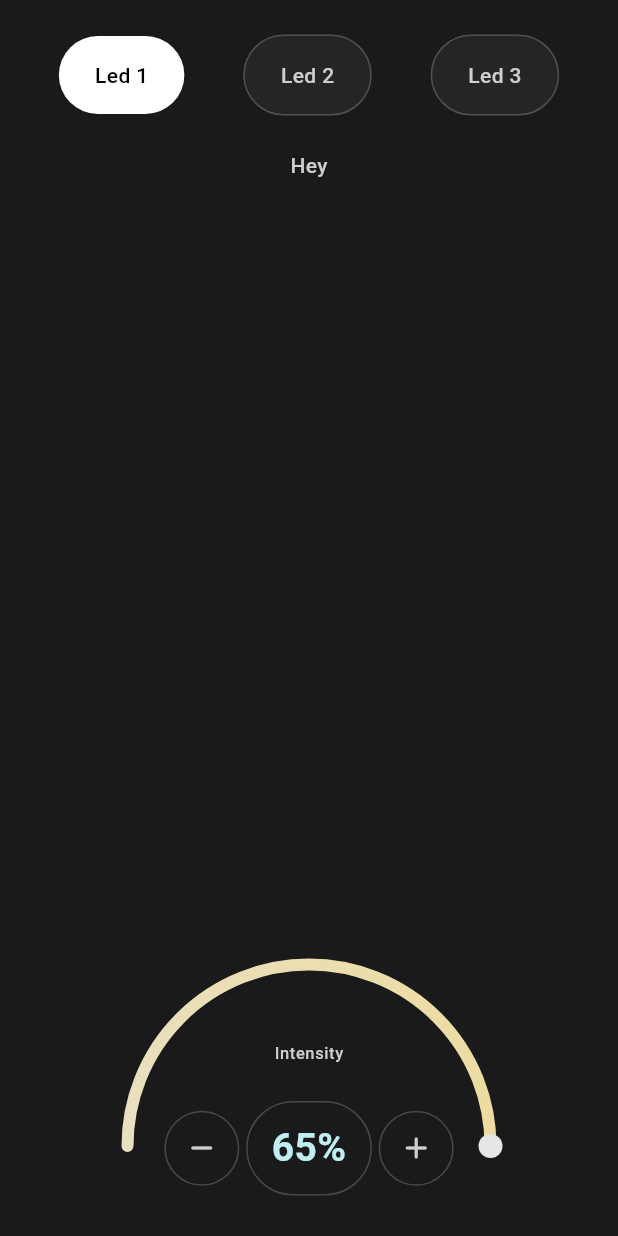
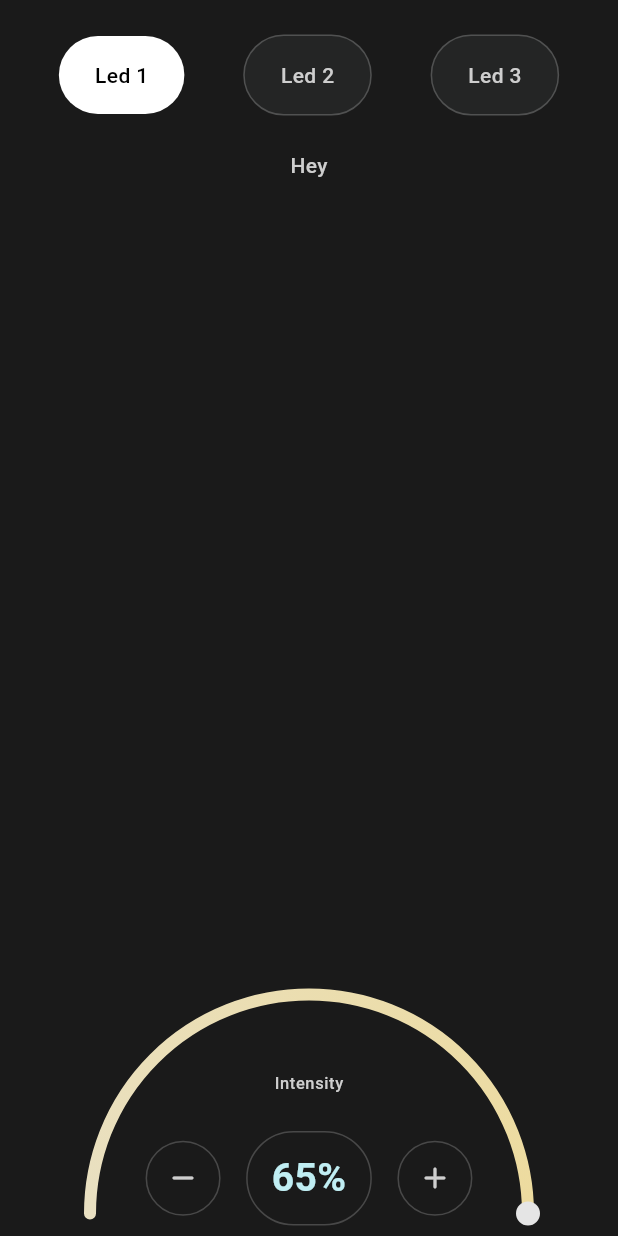
Before and after one commit to KenStarry/Flutter_IOT_Based_Smart_Lighting, a Flutter app: the screen it shows after launch, on a phone screen of 412 x 824 dp. Run offline on Flutter 3.47's test engine with Material 3 defaults, Android fonts, the phone set to English and light mode, and no system bars; drawn by our look-alikes of sleek_circular_slider; our stand-ins replace get; Roboto replaces fonts that are missing (DMSans).

Commit message:
Light intensity section overall brightness adjustments

```diff
--- a/lib/feature_home/presentation/components/led_intensity_section.dart
+++ b/lib/feature_home/presentation/components/led_intensity_section.dart
@@ -30,7 +30,7 @@ class _LedIntensitySectionState extends State<LedIntensitySection> {
       max: 255.0,
       initialValue: 255.0,
       appearance: CircularSliderAppearance(
-          size: 250,
+          size: 300,
           animationEnabled: true,
           startAngle: 180,
           angleRange: 180,
@@ -68,7 +68,11 @@ class _LedIntensitySectionState extends State<LedIntensitySection> {
               crossAxisAlignment: CrossAxisAlignment.center,
               children: [
                 //  minus
-                Container(
+                GestureDetector(
+                  onTap: (){
+                    //  subtract overall value from either low, medium or high
+                  },
+                  child: Container(
                     width: 50,
                     height: 50,
                     decoration: BoxDecoration(
@@ -82,6 +86,7 @@ class _LedIntensitySectionState extends State<LedIntensitySection> {
                       child: Icon(
                         Icons.remove_rounded,
                         color: textWhite500,
+                      ),
                     ),
                   ),
                 ),
@@ -109,7 +114,11 @@ class _LedIntensitySectionState extends State<LedIntensitySection> {
                 ),
 
                 // add icon
-                Container(
+                GestureDetector(
+                  onTap: (){
+                    //  add overall value from either low, medium or high
+                  },
+                  child: Container(
                     width: 50,
                     height: 50,
                     decoration: BoxDecoration(
@@ -126,6 +135,7 @@ class _LedIntensitySectionState extends State<LedIntensitySection> {
                       ),
                     ),
                   ),
+                ),
               ],
             )
           ],
--- a/lib/feature_home/presentation/home_page.dart
+++ b/lib/feature_home/presentation/home_page.dart
@@ -46,12 +46,12 @@ class _HomePageState extends State<HomePage> {
               //  slider
               Container(
                   width: double.infinity,
-                  height: 200,
+                  height: 180,
                   color: Theme.of(context).scaffoldBackgroundColor,
                   child: Stack(
                     children: [
                       Positioned.fill(
-                          bottom: -80,
+                          bottom: -150,
                           child: Align(
                               alignment: Alignment.center,
                               child: LedIntensitySection()))
```
Lines whose indentation alone changed are shown as unchanged.
